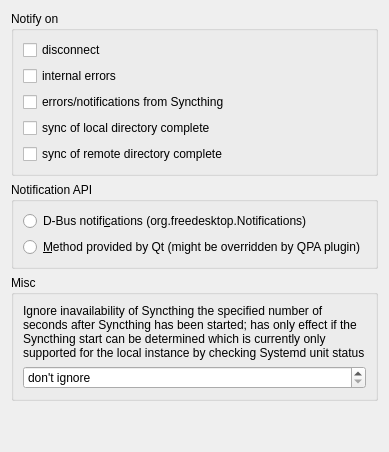
Old version of the form widgets/settings/notificationsoptionpage.ui in the repository Martchus/syncthingtray.
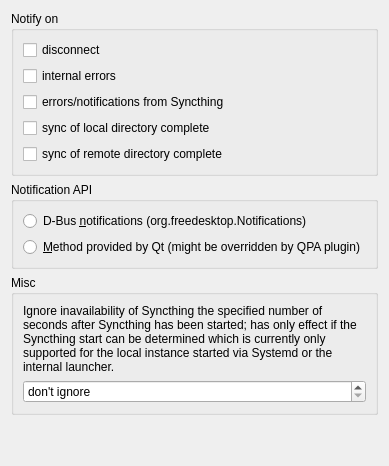
New version of the form. Icons and pictures are not drawn.

Commit message: Consider isActiveFor() for process also when systemd unavailable

Diff of the .ui file:
```diff
--- a/widgets/settings/notificationsoptionpage.ui
+++ b/widgets/settings/notificationsoptionpage.ui
@@ -63,7 +63,7 @@
       <item>
        <widget class="QRadioButton" name="dbusRadioButton">
         <property name="text">
-         <string>D-Bus notifi&amp;cations (org.freedesktop.Notifications)</string>
+         <string>D-Bus &amp;notifications (org.freedesktop.Notifications)</string>
         </property>
        </widget>
       </item>
@@ -86,7 +86,7 @@
       <item>
        <widget class="QLabel" name="ignoreInavailabilityAfterStartLabel">
         <property name="text">
-         <string>Ignore inavailability of Syncthing the specified number of seconds after Syncthing has been started; has only effect if the Syncthing start can be determined which is currently only supported for the local instance by checking Systemd unit status</string>
+         <string>Ignore inavailability of Syncthing the specified number of seconds after Syncthing has been started; has only effect if the Syncthing start can be determined which is currently only supported for the local instance started via Systemd or the internal launcher.</string>
         </property>
         <property name="wordWrap">
          <bool>true</bool>
```
The commit also changes 2 other files.
